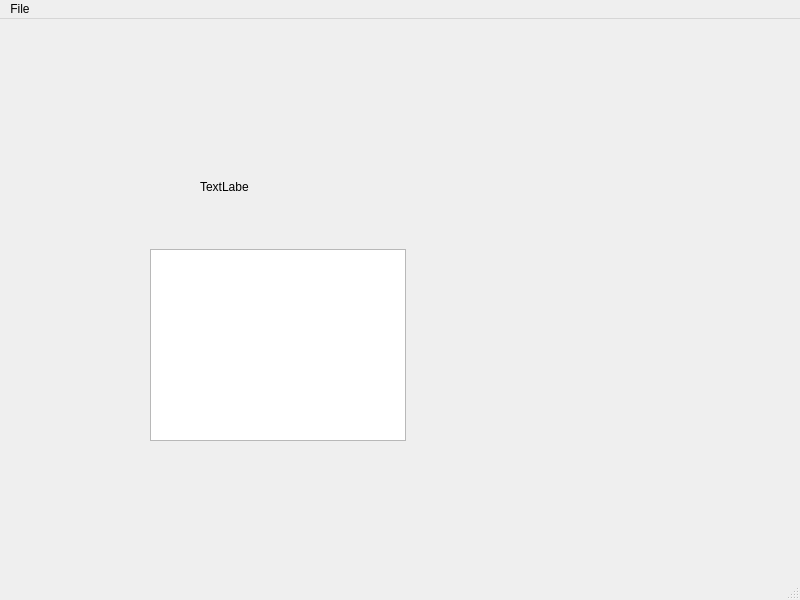
This is mainwindow.ui in J2xMurphy/BadTextManipulator as Qt 5 draws it before an edit. The edited form follows.
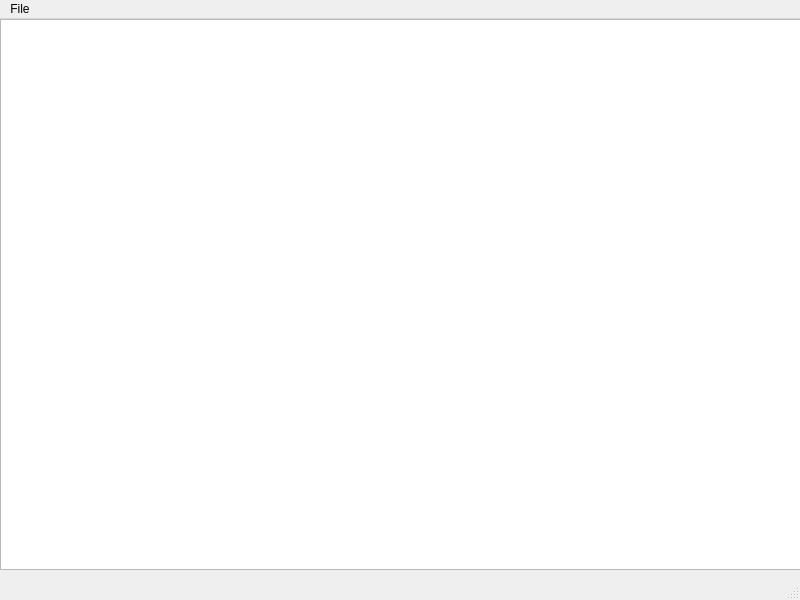
This is the edited form.

The edit to the form file:
```diff
--- a/mainwindow.ui
+++ b/mainwindow.ui
@@ -10,31 +10,48 @@
     <height>600</height>
    </rect>
   </property>
+  <property name="sizePolicy">
+   <sizepolicy hsizetype="Maximum" vsizetype="Expanding">
+    <horstretch>0</horstretch>
+    <verstretch>0</verstretch>
+   </sizepolicy>
+  </property>
   <property name="windowTitle">
    <string>MainWindow</string>
   </property>
   <widget class="QWidget" name="centralwidget">
-   <widget class="QGraphicsView" name="graphicsView">
+   <property name="sizePolicy">
+    <sizepolicy hsizetype="Expanding" vsizetype="Expanding">
+     <horstretch>0</horstretch>
+     <verstretch>0</verstretch>
+    </sizepolicy>
+   </property>
+   <property name="autoFillBackground">
+    <bool>false</bool>
+   </property>
+   <widget class="QTextBrowser" name="textBox">
     <property name="geometry">
      <rect>
-      <x>150</x>
-      <y>230</y>
-      <width>256</width>
-      <height>192</height>
+      <x>0</x>
+      <y>0</y>
+      <width>801</width>
+      <height>551</height>
      </rect>
     </property>
-   </widget>
-   <widget class="QLabel" name="label">
-    <property name="geometry">
-     <rect>
-      <x>200</x>
-      <y>160</y>
-      <width>49</width>
-      <height>16</height>
-     </rect>
+    <property name="mouseTracking">
+     <bool>true</bool>
     </property>
-    <property name="text">
-     <string>TextLabel</string>
+    <property name="acceptDrops">
+     <bool>false</bool>
+    </property>
+    <property name="readOnly">
+     <bool>false</bool>
+    </property>
+    <property name="overwriteMode">
+     <bool>true</bool>
+    </property>
+    <property name="openLinks">
+     <bool>false</bool>
     </property>
    </widget>
   </widget>
```
Left out of the diff: 12 changed lines with no effect on the pictures.
